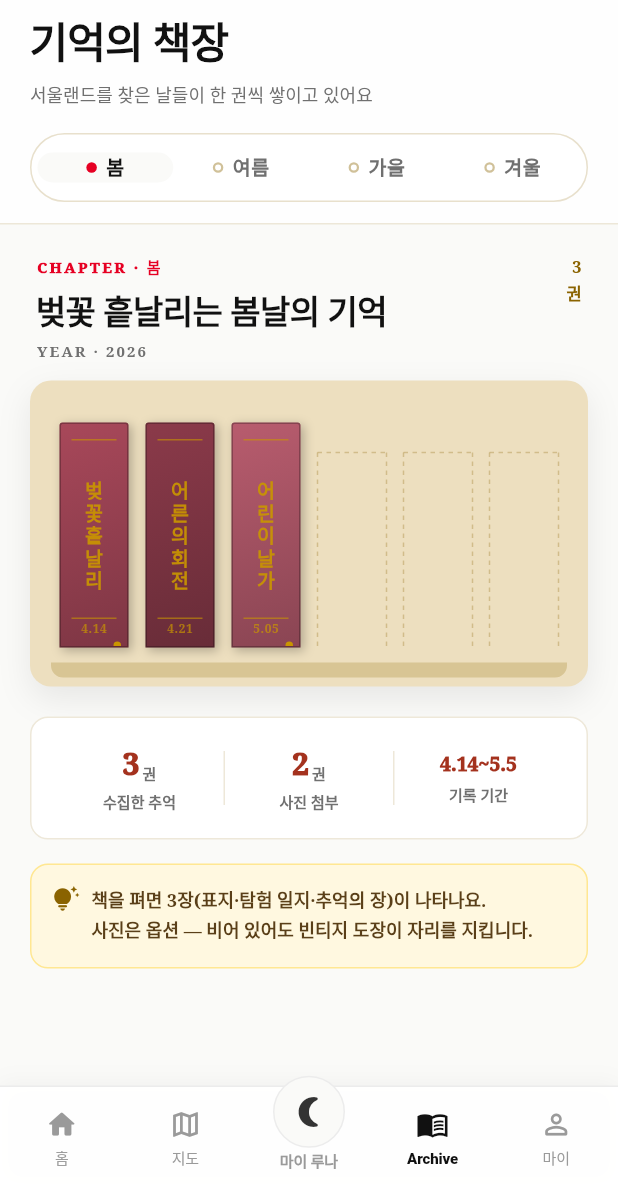
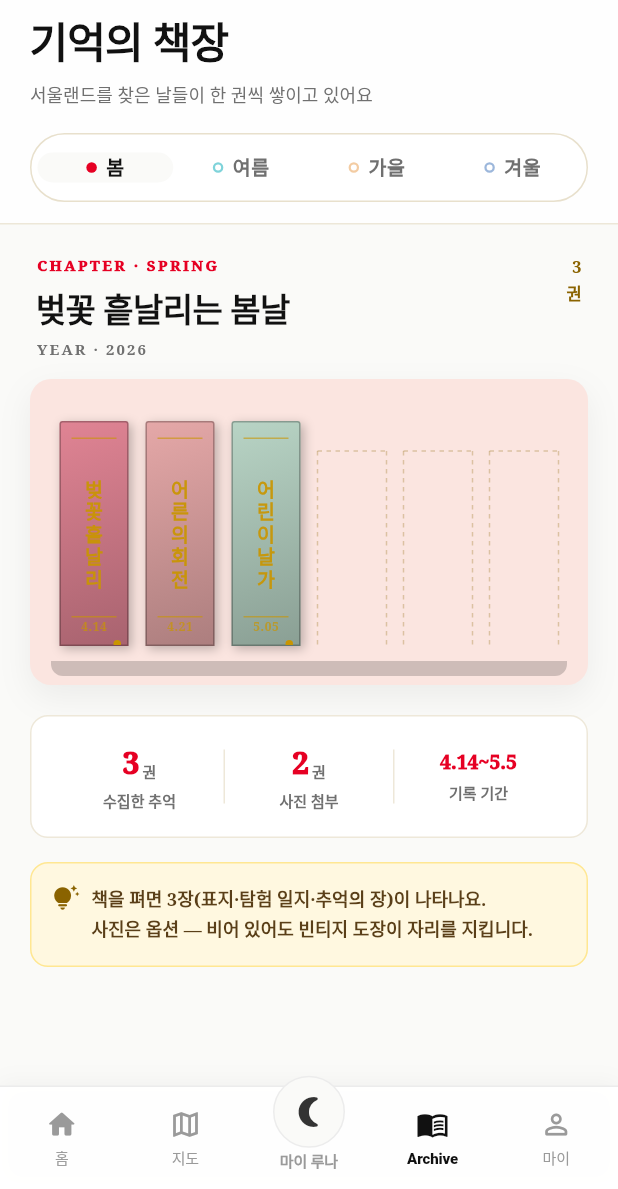
Before and after one commit to 202001381/retrace, a Flutter app: the MainScreen screen opened directly, item 4 of the bottom bar chosen, on a phone screen of 412 x 824 dp, the part 47-1236 px from its top. Run offline on Flutter 3.47's test engine with Material 3 defaults, Android fonts, the phone set to English and light mode, and no system bars; our stand-ins replace cloud_firestore, firebase_core, flutter_map, geolocator, image_picker, latlong2 and 1 more; accounts and stored records are empty; Roboto replaces fonts that are missing (Pretendard).

Commit message:
Archive — per-season palette + swipe nav between seasons (v2 시안)
시안 11/11b/11c/11d (4개 시즌별 화면) 정렬:

_SeasonConfig 확장
- titleColor: chapter eyebrow 컬러 (봄 #E60023, 여름 #0084E0,
  가을 #8A6300, 겨울 #1F2A44)
- plankColor: 책장 plank 배경 (봄 핑크, 여름·가을·겨울 cream 톤차)
- dotColor: 시즌 탭 dot 컬러 (봄 빨강, 여름 청록, 가을 주황, 겨울 블루)
- spines: 시즌별 5색 spine 팔레트 — 봄=rose/mint/lavender, 여름=teal/coral/blue/yellow,
  가을=burnt orange/sienna, 겨울=navy/black/ice blue/cream

_kSeasonEng 신규 — 한글→영문 매핑 (CHAPTER · SPRING/SUMMER/AUTUMN/WINTER)
tagline 도 시안과 동일하게 정리:
  벚꽃 흩날리는 봄날 / 바다 냄새 나는 여름 / 단풍이 깊어가는 가을 / 눈 내리는 고요한 겨울

_Header 시즌 탭
- 모든 시즌 dot 가 동일 빨강 → cfg.dotColor 적용 (봄 빨강·여름 청록·가을 주황·겨울 블루)

_Bookshelf
- chapter eyebrow 컬러 → cfg.titleColor (시즌별)
- plank bg → cfg.plankColor (시안 핑크·크림·따뜻한 크림·차가운 화이트)
- plank 바닥 shadow line → plank 색에서 18% 어두운 톤 자동 도출
  (시즌별 톤 자연 합치)

ArchiveScreen body — PageView 적용
- 기존 Column + ListView → Column + PageView.builder
- 4개 시즌 페이지가 좌우 스와이프 가능 (PageController _seasonPager)
- 시즌 탭 클릭 시 onTabChange 가 페이지로 animateToPage (320ms easeOutCubic)
- onPageChanged 가 _season setState — 탭/스와이프 양방향 동기화
- _openDiary 를 _openDiaryForSeason(s, index) 로 일반화 (각 페이지가
  자기 시즌으로 호출)

Verified: analyze 0 errors / test 61/61 pass.

```diff
--- a/lib/screens/archive_screen.dart
+++ b/lib/screens/archive_screen.dart
@@ -41,6 +41,14 @@ class _Vintage {
   static const stampInk = Color(0xFF111111);
 }
 
+/// 한글 시즌 라벨 → 영문 eyebrow 매핑 (시안 v2 — 11/11b/11c/11d).
+const Map<String, String> _kSeasonEng = {
+  '봄': 'SPRING',
+  '여름': 'SUMMER',
+  '가을': 'AUTUMN',
+  '겨울': 'WINTER',
+};
+
 /// 가독성 좋은 세리프 패밀리 — 시스템 폰트 폴백.
 const String _kSerif = 'Georgia';
 const List<String> _kSerifFallback = ['Times New Roman', 'Times', 'serif'];
@@ -66,13 +74,17 @@ TextStyle _serif({
 
 class _SeasonConfig {
   final String label, tagline;
-  final Color titleColor;
+  final Color titleColor; // chapter eyebrow color (시안 v2 — 시즌별 차별)
+  final Color plankColor; // 책장 plank (시안 v2 — 시즌별 차별)
+  final Color dotColor;   // 시즌 탭 dot 컬러
   final IconData icon;
   final List<Color> spines;
   const _SeasonConfig({
     required this.label,
     required this.tagline,
     required this.titleColor,
+    required this.plankColor,
+    required this.dotColor,
     required this.icon,
     required this.spines,
   });
@@ -81,42 +93,62 @@ class _SeasonConfig {
 const Map<_Season, _SeasonConfig> _kConfigs = {
   _Season.spring: _SeasonConfig(
     label: '봄',
-    tagline: '벚꽃 흩날리는 봄날의 기억',
-    titleColor: Color(0xFFA4321E),
+    tagline: '벚꽃 흩날리는 봄날',
+    titleColor: Color(0xFFE60023), // 빨강
+    plankColor: Color(0xFFFBE5E0), // 연 핑크 plank
+    dotColor: Color(0xFFE60023),
     icon: Icons.local_florist_rounded,
     spines: [
-      Color(0xFFA8485A), Color(0xFF8B3A4A), Color(0xFFB85C6E),
-      Color(0xFF9A4054), Color(0xFFC97B89),
+      Color(0xFFE08494), // rose pink
+      Color(0xFFE5A8A8), // pale pink
+      Color(0xFFB8D4C5), // mint
+      Color(0xFFA8B8CF), // dusty lavender
+      Color(0xFFE9D6A8), // beige
     ],
   ),
   _Season.summer: _SeasonConfig(
     label: '여름',
-    tagline: '눈부신 태양 아래 여름날',
-    titleColor: Color(0xFF2E5470),
+    tagline: '바다 냄새 나는 여름',
+    titleColor: Color(0xFF0084E0), // 블루
+    plankColor: Color(0xFFFAF7F2), // 크림
+    dotColor: Color(0xFF00A8B5),   // 청록
     icon: Icons.wb_sunny_rounded,
     spines: [
-      Color(0xFF3A6A8C), Color(0xFF2E5470), Color(0xFF4682B4),
-      Color(0xFF1D4E5F), Color(0xFF5B8FA8),
+      Color(0xFF1F6F7A), // teal
+      Color(0xFFE85A4F), // coral red
+      Color(0xFFE89A47), // orange
+      Color(0xFF3A6FB8), // blue
+      Color(0xFFF2C84B), // yellow
     ],
   ),
   _Season.autumn: _SeasonConfig(
     label: '가을',
-    tagline: '단풍 물든 가을의 낭만',
-    titleColor: Color(0xFF8B4513),
+    tagline: '단풍이 깊어가는 가을',
+    titleColor: Color(0xFF8A6300), // 갈색
+    plankColor: Color(0xFFFAF1DE), // 따뜻한 cream
+    dotColor: Color(0xFFE89A47),   // 주황
     icon: Icons.eco_rounded,
     spines: [
-      Color(0xFFB8651E), Color(0xFF8B4513), Color(0xFF9A6324),
-      Color(0xFFA0522D), Color(0xFFCD7F32),
+      Color(0xFFC95A2E), // burnt orange
+      Color(0xFFA84520), // deep red-brown
+      Color(0xFFD49A3D), // gold-ochre
+      Color(0xFFB05828), // sienna
+      Color(0xFFCB6A2A), // pumpkin
     ],
   ),
   _Season.winter: _SeasonConfig(
     label: '겨울',
-    tagline: '눈 내리는 겨울밤의 동화',
-    titleColor: Color(0xFF3D4A56),
+    tagline: '눈 내리는 고요한 겨울',
+    titleColor: Color(0xFF1F2A44), // 네이비
+    plankColor: Color(0xFFF0F4F8), // 차가운 화이트
+    dotColor: Color(0xFF3A6FB8),   // 블루
     icon: Icons.ac_unit_rounded,
     spines: [
-      Color(0xFF4A5A6A), Color(0xFF6B7A8C), Color(0xFF5F7080),
-      Color(0xFF3D4A56), Color(0xFF829AAD),
+      Color(0xFF2B4255), // dark navy
+      Color(0xFF1A1A1A), // near-black
+      Color(0xFF5B4538), // dark brown
+      Color(0xFFA7C8E3), // ice blue
+      Color(0xFFE5D9C6), // cream
     ],
   ),
 };
@@ -213,8 +245,18 @@ class _PhotoStore {
 class _ArchiveScreenState extends State<ArchiveScreen> {
   _Season _season = _Season.spring;
   bool _ready = false;
+  late final PageController _seasonPager = PageController(initialPage: 0);
 
   late final Map<_Season, List<_DiaryBook>> _diaries = _buildMockDiaries();
+
+  void _onTabChange(_Season s) {
+    final idx = _Season.values.indexOf(s);
+    _seasonPager.animateToPage(
+      idx,
+      duration: const Duration(milliseconds: 320),
+      curve: Curves.easeOutCubic,
+    );
+  }
 
   @override
   void initState() {
@@ -228,7 +270,60 @@ class _ArchiveScreenState extends State<ArchiveScreen> {
     setState(() => _ready = true);
   }
 
-  void _openDiary(int index) {
+  @override
+  Widget build(BuildContext context) {
+    if (!_ready) {
+      return const ColoredBox(
+        color: _Vintage.parchmentLight,
+        child: Center(child: CircularProgressIndicator(color: _Vintage.leather)),
+      );
+    }
+    return _ParchmentBackground(
+      child: SafeArea(
+        bottom: false,
+        child: Column(
+          children: [
+            _Header(season: _season, onChange: _onTabChange),
+            Expanded(
+              child: PageView.builder(
+                controller: _seasonPager,
+                itemCount: _Season.values.length,
+                onPageChanged: (i) =>
+                    setState(() => _season = _Season.values[i]),
+                itemBuilder: (ctx, i) {
+                  final s = _Season.values[i];
+                  final cfg = _kConfigs[s]!;
+                  final list = _diaries[s] ?? const <_DiaryBook>[];
+                  return ListView(
+                    padding:
+                        const EdgeInsets.fromLTRB(20, 20, 20, 40),
+                    children: [
+                      _Bookshelf(
+                          config: cfg,
+                          books: list,
+                          onBookTap: (idx) => _openDiaryForSeason(s, idx)),
+                      const SizedBox(height: 20),
+                      _DiaryStats(books: list, config: cfg),
+                      const SizedBox(height: 16),
+                      _PaperHint(),
+                    ],
+                  );
+                },
+              ),
+            ),
+          ],
+        ),
+      ),
+    );
+  }
+
+  @override
+  void dispose() {
+    _seasonPager.dispose();
+    super.dispose();
+  }
+
+  void _openDiaryForSeason(_Season s, int index) {
     showGeneralDialog<void>(
       context: context,
       barrierColor: Colors.black.withOpacity(0.65),
@@ -237,14 +332,15 @@ class _ArchiveScreenState extends State<ArchiveScreen> {
       transitionDuration: const Duration(milliseconds: 360),
       pageBuilder: (ctx, anim, secAnim) {
         return _DiaryDialog(
-          config: _kConfigs[_season]!,
-          books: _diaries[_season]!,
+          config: _kConfigs[s]!,
+          books: _diaries[s]!,
           initialBookIndex: index,
           onPhotoChanged: () => setState(() {}),
         );
       },
       transitionBuilder: (ctx, anim, secAnim, child) {
-        final curve = CurvedAnimation(parent: anim, curve: Curves.easeOutCubic);
+        final curve =
+            CurvedAnimation(parent: anim, curve: Curves.easeOutCubic);
         return FadeTransition(
           opacity: curve,
           child: ScaleTransition(
@@ -253,42 +349,6 @@ class _ArchiveScreenState extends State<ArchiveScreen> {
           ),
         );
       },
-    );
-  }
-
-  @override
-  Widget build(BuildContext context) {
-    final config = _kConfigs[_season]!;
-    final books = _diaries[_season]!;
-    if (!_ready) {
-      return const ColoredBox(
-        color: _Vintage.parchmentLight,
-        child: Center(child: CircularProgressIndicator(color: _Vintage.leather)),
-      );
-    }
-    return _ParchmentBackground(
-      child: SafeArea(
-        bottom: false,
-        child: Column(
-          children: [
-            _Header(season: _season, onChange: (s) => setState(() => _season = s)),
-            Expanded(
-              child: ListView(
-                padding: const EdgeInsets.fromLTRB(20, 20, 20, 40),
-                children: [
-                  // v3 — _SeasonBanner 제거 (Bookshelf chapter header 와 중복).
-                  _Bookshelf(
-                      config: config, books: books, onBookTap: _openDiary),
-                  const SizedBox(height: 20),
-                  _DiaryStats(books: books, config: config),
-                  const SizedBox(height: 16),
-                  _PaperHint(),
-                ],
-              ),
-            ),
-          ],
-        ),
-      ),
     );
   }
 
@@ -607,6 +667,7 @@ class _Header extends StatelessWidget {
                 children: _Season.values
                     .map((s) {
                       final active = season == s;
+                      final cfg = _kConfigs[s]!;
                       return Expanded(
                         child: GestureDetector(
                           behavior: HitTestBehavior.opaque,
@@ -624,25 +685,26 @@ class _Header extends StatelessWidget {
                               mainAxisAlignment: MainAxisAlignment.center,
                               mainAxisSize: MainAxisSize.min,
                               children: [
+                                // 시즌별 컬러 dot — active=채움, inactive=외곽
                                 Container(
                                   width: 7,
                                   height: 7,
                                   decoration: BoxDecoration(
                                     shape: BoxShape.circle,
                                     color: active
-                                        ? const Color(0xFFE60023) // red
+                                        ? cfg.dotColor
                                         : Colors.transparent,
                                     border: active
                                         ? null
                                         : Border.all(
-                                            color: _Vintage.leather
-                                                .withOpacity(0.4),
+                                            color: cfg.dotColor
+                                                .withOpacity(0.5),
                                             width: 1.5),
                                   ),
                                 ),
                                 const SizedBox(width: 6),
                                 Text(
-                                  _kConfigs[s]!.label,
+                                  cfg.label,
                                   maxLines: 1,
                                   overflow: TextOverflow.clip,
                                   style: _serif(
@@ -751,11 +813,12 @@ class _Bookshelf extends StatelessWidget {
                   mainAxisSize: MainAxisSize.min,
                   children: [
                     Text(
-                      'CHAPTER · ${config.label.toUpperCase()}',
+                      // 시즌 영문명 (CHAPTER · SPRING / SUMMER / AUTUMN / WINTER)
+                      'CHAPTER · ${_kSeasonEng[config.label] ?? config.label.toUpperCase()}',
                       style: _serif(
                         size: 10,
                         weight: FontWeight.w900,
-                        color: const Color(0xFFE60023), // red
+                        color: config.titleColor, // 시즌별 컬러
                         letterSpacing: 1.6,
                       ),
                     ),
@@ -799,11 +862,11 @@ class _Bookshelf extends StatelessWidget {
         const SizedBox(height: 12),
         Container(
           decoration: BoxDecoration(
-            color: _Vintage.shelfWood,
+            color: config.plankColor, // 시즌별 plank
             borderRadius: BorderRadius.circular(14),
             boxShadow: [
               BoxShadow(
-                color: Colors.black.withOpacity(0.08),
+                color: Colors.black.withOpacity(0.06),
                 blurRadius: 18,
                 offset: const Offset(0, 8),
               ),
@@ -835,7 +898,8 @@ class _Bookshelf extends StatelessWidget {
               Container(
                 height: 10,
                 decoration: BoxDecoration(
-                  color: _Vintage.shelfShadow,
+                  // plank 보다 살짝 어두운 톤 — 시즌별 자동 따라감
+                  color: Color.lerp(config.plankColor, Colors.black, 0.18),
                   borderRadius:
                       const BorderRadius.vertical(bottom: Radius.circular(8)),
                 ),
```
Lines whose indentation alone changed are shown as unchanged.
